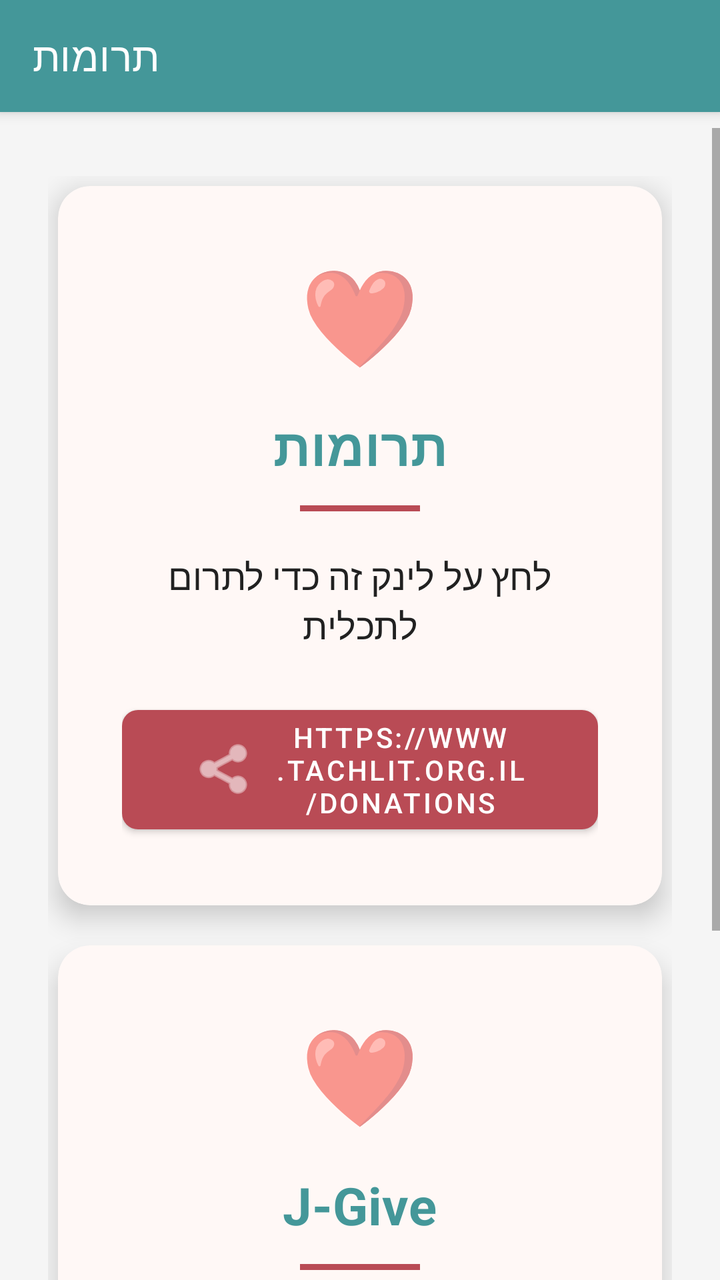
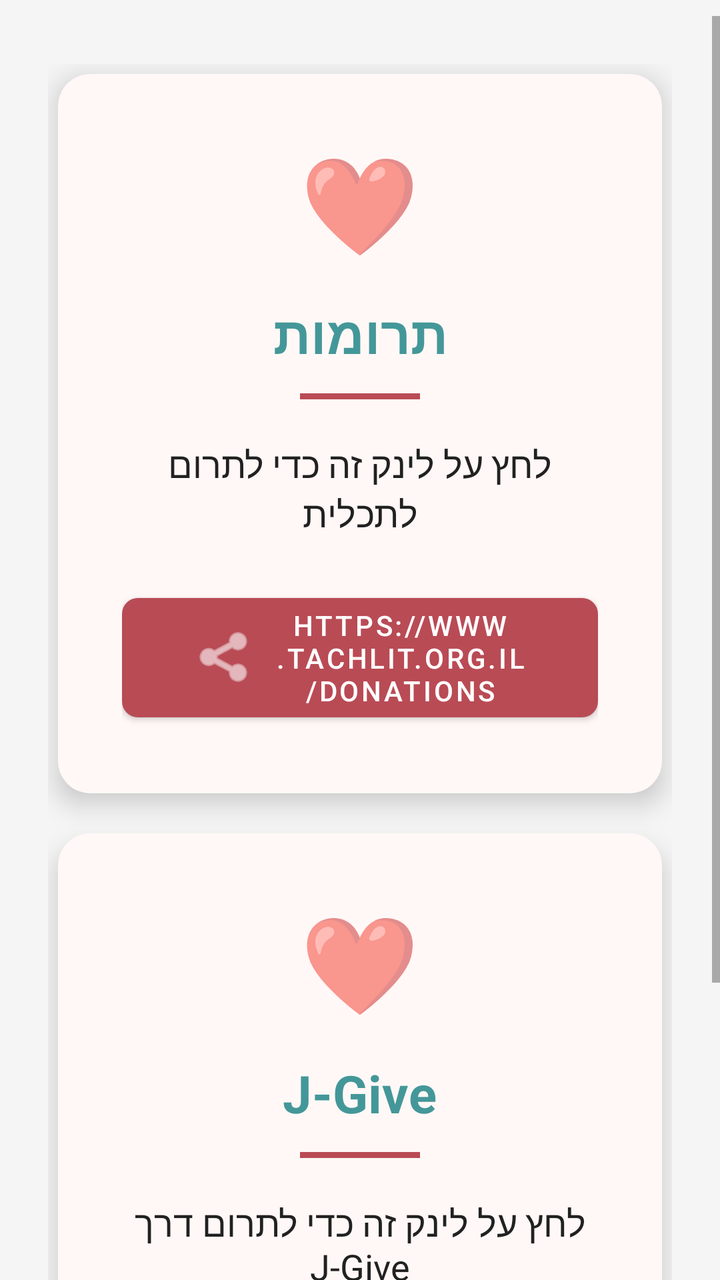

An Android layout rendered at two revisions. The XML below is the earlier revision; the diff shows what the commit changed to produce the second picture.
<!-- AndroidManifest.xml: activity theme Theme.Tachlit.NoActionBar -->
<!-- res/layout/activity_donations.xml -->
<?xml version="1.0" encoding="utf-8"?>
<androidx.constraintlayout.widget.ConstraintLayout xmlns:android="http://schemas.android.com/apk/res/android"
    xmlns:app="http://schemas.android.com/apk/res-auto"
    xmlns:tools="http://schemas.android.com/tools"
    android:layout_width="match_parent"
    android:layout_height="match_parent"
    android:background="@color/background_color"
    tools:context=".DonationsActivity">

    <androidx.appcompat.widget.Toolbar
        android:id="@+id/toolbar"
        android:layout_width="0dp"
        android:layout_height="wrap_content"
        android:background="@color/main_color"
        android:elevation="4dp"
        app:layout_constraintEnd_toEndOf="parent"
        app:layout_constraintStart_toStartOf="parent"
        app:layout_constraintTop_toTopOf="parent"
        app:navigationIconTint="@color/white"
        app:title="@string/donations_title"
        app:titleTextColor="@color/white" />

    <ScrollView
        android:layout_width="0dp"
        android:layout_height="0dp"
        android:layout_marginTop="8dp"
        app:layout_constraintBottom_toBottomOf="parent"
        app:layout_constraintEnd_toEndOf="parent"
        app:layout_constraintStart_toStartOf="parent"
        app:layout_constraintTop_toBottomOf="@id/toolbar">

        <LinearLayout
            android:layout_width="match_parent"
            android:layout_height="wrap_content"
            android:orientation="vertical"
            android:padding="24dp">

            
            <com.google.android.material.card.MaterialCardView
                android:id="@+id/cardDonationContent"
                android:layout_width="match_parent"
                android:layout_height="wrap_content"
                android:layout_marginBottom="24dp"
                app:cardBackgroundColor="@color/card_unified_background"
                app:cardCornerRadius="16dp"
                app:cardElevation="8dp"
                android:layout_margin="5dp"
                >

                <LinearLayout
                    android:layout_width="match_parent"
                    android:layout_height="wrap_content"
                    android:gravity="center"
                    android:orientation="vertical"
                    android:padding="32dp">

                    <TextView
                        android:layout_width="wrap_content"
                        android:layout_height="wrap_content"
                        android:gravity="center"
                        android:text="❤️"
                        android:textSize="48sp" />

                    <TextView
                        android:layout_width="wrap_content"
                        android:layout_height="wrap_content"
                        android:layout_marginTop="16dp"
                        android:gravity="center"
                        android:text="@string/donations_title"
                        android:textColor="@color/main_color"
                        android:textSize="26sp"
                        android:textStyle="bold" />

                    <View
                        android:layout_width="60dp"
                        android:layout_height="3dp"
                        android:layout_marginTop="12dp"
                        android:background="@color/secondary_color" />

                    <TextView
                        android:id="@+id/tvDonationPrompt"
                        android:layout_width="wrap_content"
                        android:layout_height="wrap_content"
                        android:layout_marginTop="20dp"
                        android:gravity="center"
                        android:text="@string/donations_link_text"
                        android:textColor="@color/text_primary"
                        android:textSize="18sp" />

                    <com.google.android.material.button.MaterialButton
                        android:id="@+id/btnDonateLink"
                        android:layout_width="wrap_content"
                        android:layout_height="wrap_content"
                        android:layout_marginTop="24dp"
                        android:text="@string/donations_url"
                        android:textSize="14sp"
                        app:backgroundTint="@color/secondary_color"
                        app:cornerRadius="8dp"
                        app:icon="@android:drawable/ic_menu_share"
                        app:iconGravity="textStart"
                        app:iconTint="@color/white" />

                </LinearLayout>

            </com.google.android.material.card.MaterialCardView>

            
            <com.google.android.material.card.MaterialCardView
                android:id="@+id/cardJGiveContent"
                android:layout_width="match_parent"
                android:layout_height="wrap_content"
                app:cardBackgroundColor="@color/card_unified_background"
                app:cardCornerRadius="16dp"
                app:cardElevation="8dp"
                android:layout_marginBottom="5dp"
                android:layout_marginEnd="5dp"
                android:layout_marginStart="5dp"
                android:layout_marginTop="15dp"
                >

                <LinearLayout
                    android:layout_width="match_parent"
                    android:layout_height="wrap_content"
                    android:gravity="center"
                    android:orientation="vertical"
                    android:padding="32dp">

                    <TextView
                        android:layout_width="wrap_content"
                        android:layout_height="wrap_content"
                        android:gravity="center"
                        android:text="❤️"
                        android:textSize="48sp" />

                    <TextView
                        android:layout_width="wrap_content"
                        android:layout_height="wrap_content"
                        android:layout_marginTop="16dp"
                        android:gravity="center"
                        android:text="J-Give"
                        android:textColor="@color/main_color"
                        android:textSize="26sp"
                        android:textStyle="bold" />

                    <View
                        android:layout_width="60dp"
                        android:layout_height="3dp"
                        android:layout_marginTop="12dp"
                        android:background="@color/secondary_color" />

                    <TextView
                        android:layout_width="wrap_content"
                        android:layout_height="wrap_content"
                        android:layout_marginTop="20dp"
                        android:gravity="center"
                        android:text="@string/jgive_link_text"
                        android:textColor="@color/text_primary"
                        android:textSize="18sp" />

                    <com.google.android.material.button.MaterialButton
                        android:id="@+id/btnJGiveLink"
                        android:layout_width="wrap_content"
                        android:layout_height="wrap_content"
                        android:layout_marginTop="24dp"
                        android:text="@string/jgive_url"
                        android:textSize="14sp"
                        app:backgroundTint="@color/main_color"
                        app:cornerRadius="8dp"
                        app:icon="@android:drawable/ic_menu_share"
                        app:iconGravity="textStart"
                        app:iconTint="@color/white" />

                </LinearLayout>

            </com.google.android.material.card.MaterialCardView>

        </LinearLayout>

    </ScrollView>

</androidx.constraintlayout.widget.ConstraintLayout>
<!-- resources referenced by this layout -->
<resources>
  <color name="background_color">#FFF5F5F5</color>
  <color name="card_unified_background">#FFF8F6</color>
  <color name="main_color">#FF449799</color>
  <color name="secondary_color">#FFB94B55</color>
  <color name="text_primary">#FF212121</color>
  <color name="white">#FFFFFFFF</color>
  <string name="donations_link_text">לחץ על לינק זה כדי לתרום לתכלית</string>
  <string name="donations_title">תרומות</string>
  <string name="donations_url">https://www.tachlit.org.il/donations</string>
  <string name="jgive_link_text">לחץ על לינק זה כדי לתרום דרך J-Give</string>
  <string name="jgive_url">https://www.jgive.com/new/en/ils/charity-organizations/3074</string>
  <style name="Theme.Tachlit.NoActionBar" parent="Theme.MaterialComponents.DayNight.NoActionBar">
          
          <item name="colorPrimary">@color/purple_500</item>
          <item name="colorPrimaryVariant">@color/purple_700</item>
          <item name="colorOnPrimary">@color/white</item>
          
          <item name="colorSecondary">@color/teal_200</item>
          <item name="colorSecondaryVariant">@color/teal_700</item>
          <item name="colorOnSecondary">@color/black</item>
          
          <item name="android:statusBarColor">?attr/colorPrimaryVariant</item>
          
          <item name="android:windowFullscreen">true</item>
      </style>
  <color name="purple_500">#FF6200EE</color>
  <color name="purple_700">#FF3700B3</color>
  <color name="teal_200">#FF03DAC5</color>
  <color name="teal_700">#FF018786</color>
  <color name="black">#FF000000</color>
</resources>

<!-- the commit's change to res/layout/activity_donations.xml (unified diff, before → after) -->
@@ -7,19 +7,6 @@
     android:background="@color/background_color"
     tools:context=".DonationsActivity">
 
-    <androidx.appcompat.widget.Toolbar
-        android:id="@+id/toolbar"
-        android:layout_width="0dp"
-        android:layout_height="wrap_content"
-        android:background="@color/main_color"
-        android:elevation="4dp"
-        app:layout_constraintEnd_toEndOf="parent"
-        app:layout_constraintStart_toStartOf="parent"
-        app:layout_constraintTop_toTopOf="parent"
-        app:navigationIconTint="@color/white"
-        app:title="@string/donations_title"
-        app:titleTextColor="@color/white" />
-
     <ScrollView
         android:layout_width="0dp"
         android:layout_height="0dp"
@@ -27,7 +14,7 @@
         app:layout_constraintBottom_toBottomOf="parent"
         app:layout_constraintEnd_toEndOf="parent"
         app:layout_constraintStart_toStartOf="parent"
-        app:layout_constraintTop_toBottomOf="@id/toolbar">
+        app:layout_constraintTop_toTopOf="parent">
 
         <LinearLayout
             android:layout_width="match_parent"
